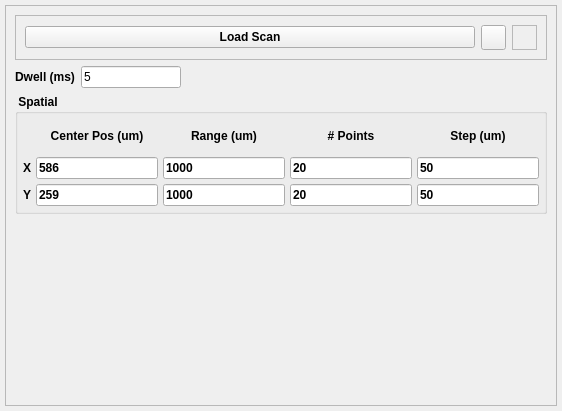
This is cls/applications/pyStxm/scan_plugins/ptychography_scan.ui in RussBerg/pyStxm3 as Qt 5 draws it before an edit. The edited form follows.
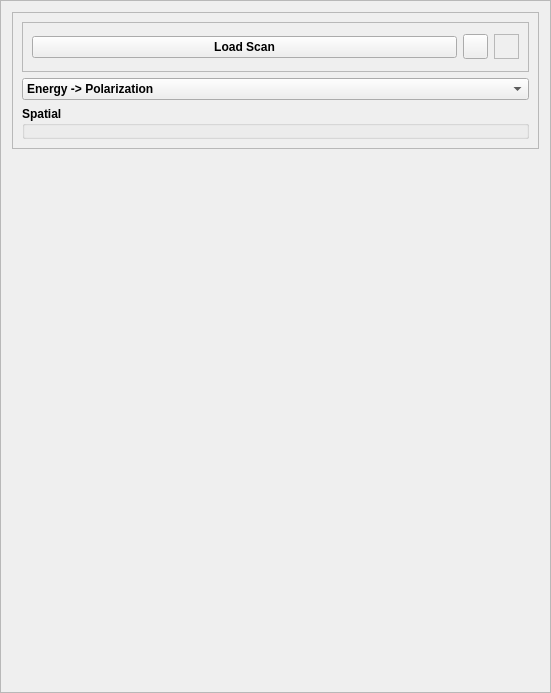
This is the edited form. Icons and pictures are not drawn.

Patch:
```diff
--- a/cls/applications/pyStxm/scan_plugins/ptychography_scan.ui
+++ b/cls/applications/pyStxm/scan_plugins/ptychography_scan.ui
@@ -1,45 +1,30 @@
 <?xml version="1.0" encoding="UTF-8"?>
 <ui version="4.0">
- <class>Form</class>
- <widget class="QWidget" name="Form">
+ <class>Frame</class>
+ <widget class="QFrame" name="Frame">
   <property name="geometry">
    <rect>
     <x>0</x>
     <y>0</y>
-    <width>562</width>
-    <height>411</height>
+    <width>551</width>
+    <height>693</height>
    </rect>
   </property>
-  <property name="minimumSize">
-   <size>
-    <width>0</width>
-    <height>150</height>
-   </size>
-  </property>
   <property name="focusPolicy">
    <enum>Qt::StrongFocus</enum>
   </property>
   <property name="windowTitle">
    <string>Form</string>
   </property>
-  <layout class="QVBoxLayout" name="verticalLayout">
-   <property name="spacing">
-    <number>5</number>
-   </property>
-   <property name="leftMargin">
-    <number>5</number>
-   </property>
-   <property name="topMargin">
-    <number>5</number>
-   </property>
-   <property name="rightMargin">
-    <number>5</number>
-   </property>
-   <property name="bottomMargin">
-    <number>5</number>
-   </property>
+  <property name="frameShape">
+   <enum>QFrame::StyledPanel</enum>
+  </property>
+  <property name="frameShadow">
+   <enum>QFrame::Raised</enum>
+  </property>
+  <layout class="QVBoxLayout" name="verticalLayout_2">
    <item>
-    <widget class="QFrame" name="frame_2_SCANPLUGIN">
+    <widget class="QFrame" name="frame">
      <property name="maximumSize">
       <size>
        <width>650</width>
@@ -53,24 +38,12 @@
       <enum>QFrame::Raised</enum>
      </property>
      <layout class="QVBoxLayout" name="verticalLayout_3">
-      <property name="spacing">
-       <number>6</number>
-      </property>
-      <property name="leftMargin">
-       <number>9</number>
-      </property>
-      <property name="topMargin">
-       <number>9</number>
-      </property>
-      <property name="bottomMargin">
-       <number>9</number>
-      </property>
       <item>
        <widget class="QFrame" name="loadscan_frame">
         <property name="minimumSize">
          <size>
           <width>0</width>
-          <height>30</height>
+          <height>50</height>
          </size>
         </property>
         <property name="frameShape">
@@ -79,7 +52,7 @@
         <property name="frameShadow">
          <enum>QFrame::Sunken</enum>
         </property>
-        <layout class="QHBoxLayout" name="horizontalLayout">
+        <layout class="QHBoxLayout" name="horizontalLayout_5">
          <item>
           <widget class="QPushButton" name="loadScanBtn">
            <property name="font">
@@ -154,60 +127,31 @@
        </widget>
       </item>
       <item>
-       <layout class="QHBoxLayout" name="horizontalLayout_5">
+       <widget class="QComboBox" name="evpol_flg_comboBox">
+        <property name="font">
+         <font>
+          <weight>75</weight>
+          <bold>true</bold>
+         </font>
+        </property>
         <item>
-         <widget class="QLabel" name="label_8">
-          <property name="font">
-           <font>
-            <weight>75</weight>
-            <bold>true</bold>
-           </font>
-          </property>
-          <property name="text">
-           <string>Dwell (ms)</string>
-          </property>
-          <property name="alignment">
-           <set>Qt::AlignCenter</set>
-          </property>
-         </widget>
+         <property name="text">
+          <string>Energy -&gt; Polarization</string>
+         </property>
         </item>
         <item>
-         <widget class="QLineEdit" name="dwellFld">
-          <property name="maximumSize">
-           <size>
-            <width>100</width>
-            <height>16777215</height>
-           </size>
-          </property>
-          <property name="text">
-           <string>5</string>
-          </property>
-          <property name="mandatoryField" stdset="0">
-           <bool>true</bool>
-          </property>
-         </widget>
+         <property name="text">
+          <string>Polarization -&gt; Energy</string>
+         </property>
         </item>
-        <item>
-         <spacer name="horizontalSpacer">
-          <property name="orientation">
-           <enum>Qt::Horizontal</enum>
-          </property>
-          <property name="sizeHint" stdset="0">
-           <size>
-            <width>40</width>
-            <height>20</height>
-           </size>
-          </property>
-         </spacer>
-        </item>
-       </layout>
+       </widget>
       </item>
       <item>
-       <widget class="QGroupBox" name="groupBox">
-        <property name="minimumSize">
+       <widget class="QGroupBox" name="evGrpBox">
+        <property name="maximumSize">
          <size>
-          <width>0</width>
-          <height>120</height>
+          <width>16777215</width>
+          <height>16777215</height>
          </size>
         </property>
         <property name="font">
@@ -217,9 +161,9 @@
          </font>
         </property>
         <property name="title">
-         <string> Spatial </string>
+         <string>Spatial</string>
         </property>
-        <layout class="QVBoxLayout" name="verticalLayout_2">
+        <layout class="QVBoxLayout" name="verticalLayout">
          <property name="spacing">
           <number>5</number>
          </property>
@@ -230,202 +174,33 @@
           <number>5</number>
          </property>
          <property name="rightMargin">
-          <number>5</number>
+          <number>2</number>
          </property>
          <property name="bottomMargin">
           <number>5</number>
          </property>
          <item>
-          <layout class="QGridLayout" name="gridLayout_2">
-           <item row="0" column="3">
-            <widget class="QLabel" name="label_11">
-             <property name="font">
-              <font>
-               <weight>75</weight>
-               <bold>true</bold>
-              </font>
-             </property>
-             <property name="text">
-              <string># Points</string>
-             </property>
-             <property name="alignment">
-              <set>Qt::AlignCenter</set>
-             </property>
-            </widget>
-           </item>
-           <item row="1" column="1">
-            <widget class="QLineEdit" name="centerXFld">
-             <property name="text">
-              <string>586</string>
-             </property>
-            </widget>
-           </item>
-           <item row="1" column="4">
-            <widget class="QLineEdit" name="stepXFld">
-             <property name="text">
-              <string>50</string>
-             </property>
-            </widget>
-           </item>
-           <item row="1" column="0">
-            <widget class="QLabel" name="label_13">
-             <property name="font">
-              <font>
-               <weight>75</weight>
-               <bold>true</bold>
-              </font>
-             </property>
-             <property name="text">
-              <string>X</string>
-             </property>
-            </widget>
-           </item>
-           <item row="1" column="3">
-            <widget class="QLineEdit" name="npointsXFld">
-             <property name="text">
-              <string>20</string>
-             </property>
-            </widget>
-           </item>
-           <item row="2" column="0">
-            <widget class="QLabel" name="label_14">
-             <property name="font">
-              <font>
-               <weight>75</weight>
-               <bold>true</bold>
-              </font>
-             </property>
-             <property name="text">
-              <string>Y</string>
-             </property>
-            </widget>
-           </item>
-           <item row="2" column="2">
-            <widget class="QLineEdit" name="rangeYFld">
-             <property name="text">
-              <string>1000</string>
-             </property>
-            </widget>
-           </item>
-           <item row="0" column="1">
-            <widget class="QLabel" name="label_9">
-             <property name="font">
-              <font>
-               <weight>75</weight>
-               <bold>true</bold>
-              </font>
-             </property>
-             <property name="text">
-              <string>Center Pos (um)</string>
-             </property>
-             <property name="alignment">
-              <set>Qt::AlignCenter</set>
-             </property>
-            </widget>
-           </item>
-           <item row="0" column="4">
-            <widget class="QLabel" name="label_12">
-             <property name="font">
-              <font>
-               <weight>75</weight>
-               <bold>true</bold>
-              </font>
-             </property>
-             <property name="text">
-              <string>Step (um)</string>
-             </property>
-             <property name="alignment">
-              <set>Qt::AlignCenter</set>
-             </property>
-            </widget>
-           </item>
-           <item row="0" column="2">
-            <widget class="QLabel" name="label_10">
-             <property name="font">
-              <font>
-               <weight>75</weight>
-               <bold>true</bold>
-              </font>
-             </property>
-             <property name="text">
-              <string>Range (um)</string>
-             </property>
-             <property name="alignment">
-              <set>Qt::AlignCenter</set>
-             </property>
-            </widget>
-           </item>
-           <item row="2" column="1">
-            <widget class="QLineEdit" name="centerYFld">
-             <property name="text">
-              <string>259</string>
-             </property>
-            </widget>
-           </item>
-           <item row="2" column="4">
-            <widget class="QLineEdit" name="stepYFld">
-             <property name="text">
-              <string>50</string>
-             </property>
-            </widget>
-           </item>
-           <item row="2" column="3">
-            <widget class="QLineEdit" name="npointsYFld">
-             <property name="text">
-              <string>20</string>
-             </property>
-            </widget>
-           </item>
-           <item row="1" column="2">
-            <widget class="QLineEdit" name="rangeXFld">
-             <property name="text">
-              <string>1000</string>
-             </property>
-            </widget>
-           </item>
-          </layout>
+          <layout class="QHBoxLayout" name="horizontalLayout_2"/>
          </item>
         </layout>
        </widget>
       </item>
-      <item>
-       <widget class="QFrame" name="detectorPlotFrame">
-        <property name="minimumSize">
-         <size>
-          <width>0</width>
-          <height>0</height>
-         </size>
-        </property>
-        <property name="maximumSize">
-         <size>
-          <width>500</width>
-          <height>16777215</height>
-         </size>
-        </property>
-        <property name="frameShape">
-         <enum>QFrame::StyledPanel</enum>
-        </property>
-        <property name="frameShadow">
-         <enum>QFrame::Raised</enum>
-        </property>
-       </widget>
-      </item>
-      <item>
-       <spacer name="verticalSpacer_2">
-        <property name="orientation">
-         <enum>Qt::Vertical</enum>
-        </property>
-        <property name="sizeHint" stdset="0">
-         <size>
-          <width>20</width>
-          <height>40</height>
-         </size>
-        </property>
-       </spacer>
-      </item>
      </layout>
     </widget>
    </item>
+   <item>
+    <spacer name="verticalSpacer">
+     <property name="orientation">
+      <enum>Qt::Vertical</enum>
+     </property>
+     <property name="sizeHint" stdset="0">
+      <size>
+       <width>20</width>
+       <height>310</height>
+      </size>
+     </property>
+    </spacer>
+   </item>
   </layout>
  </widget>
  <resources/>
```
Left out of the diff: 2 changed lines with no effect on the pictures.
